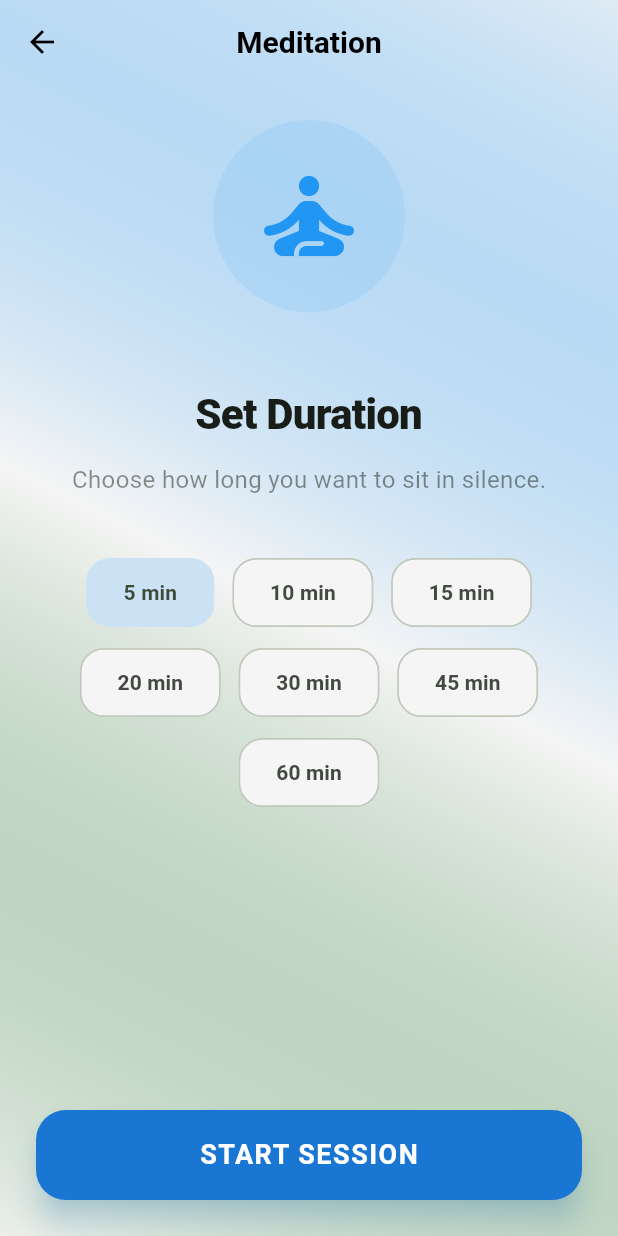
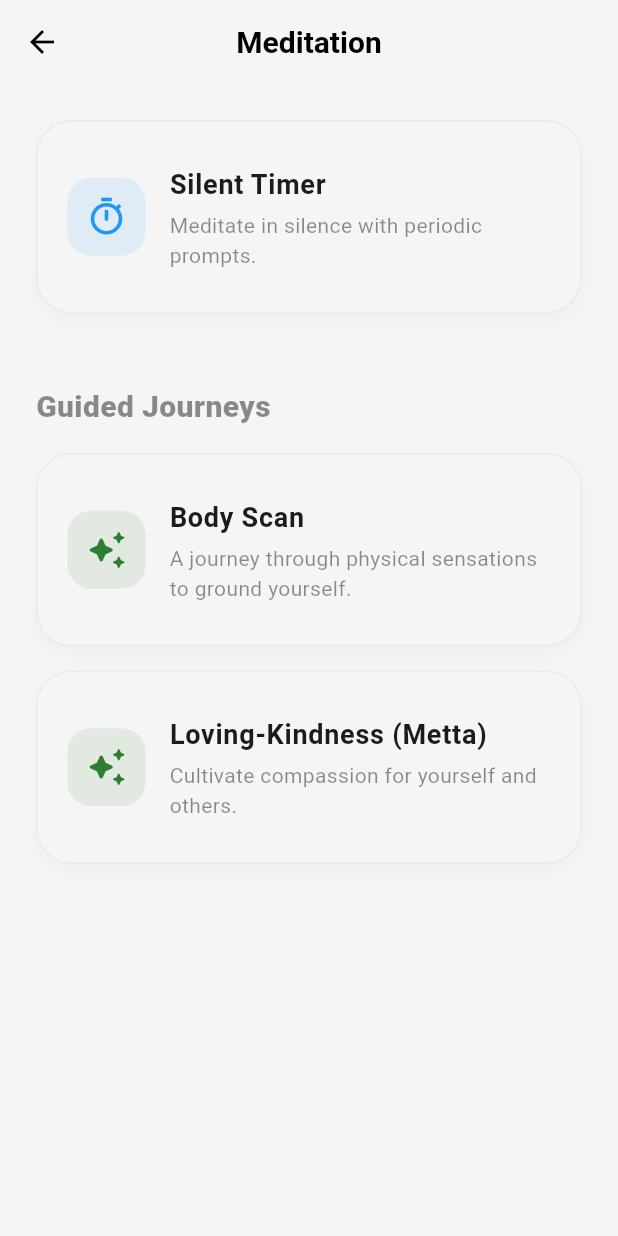
Before and after one commit to eirafocus/eirafocus, a Flutter app: the DashboardScreen screen opened directly, after a tap on "Meditation", on a phone screen of 412 x 824 dp. Run offline on Flutter 3.47's test engine with Material 3 defaults, Android fonts, the phone set to English and light mode, and no system bars; our stand-ins replace fl_chart, flutter_riverpod, flutter_tts, font_awesome_flutter, sqflite, vibration; accounts and stored records are empty.

Commit message:
feat: TTS guided meditation journeys and selection screen

```diff
--- a/lib/features/dashboard/presentation/dashboard_screen.dart
+++ b/lib/features/dashboard/presentation/dashboard_screen.dart
@@ -1,7 +1,7 @@
 import 'package:flutter/material.dart';
 import 'package:font_awesome_flutter/font_awesome_flutter.dart';
 import 'package:eirafocus/features/breathing/presentation/breathing_screen.dart';
-import 'package:eirafocus/features/meditation/presentation/meditation_screen.dart';
+import 'package:eirafocus/features/meditation/presentation/meditation_selection_screen.dart';
 import 'package:eirafocus/features/analytics/presentation/analytics_screen.dart';
 import 'package:eirafocus/features/analytics/presentation/history_screen.dart';
 import 'package:eirafocus/core/presentation/settings_screen.dart';
@@ -122,7 +122,7 @@ class _DashboardScreenState extends State<DashboardScreen> {
                       Colors.blue.shade700,
                       onTap: () {
                         Navigator.of(context).push(
-                          MaterialPageRoute(builder: (context) => const MeditationScreen()),
+                          MaterialPageRoute(builder: (context) => const MeditationSelectionScreen()),
                         ).then((_) => _loadStreak());
                       },
                     ),
--- /dev/null
+++ b/lib/features/meditation/domain/meditation_journey.dart
@@ -0,0 +1,51 @@
+class GuidedPrompt {
+  final Duration timestamp;
+  final String text;
+
+  const GuidedPrompt({required this.timestamp, required this.text});
+}
+
+class MeditationJourney {
+  final String name;
+  final String description;
+  final List<GuidedPrompt> prompts;
+  final Duration totalDuration;
+
+  const MeditationJourney({
+    required this.name,
+    required this.description,
+    required this.prompts,
+    required this.totalDuration,
+  });
+
+  static const List<MeditationJourney> journeys = [
+    MeditationJourney(
+      name: 'Body Scan',
+      description: 'A journey through physical sensations to ground yourself.',
+      totalDuration: Duration(minutes: 10),
+      prompts: [
+        GuidedPrompt(timestamp: Duration(seconds: 0), text: "Welcome to this Body Scan meditation. Close your eyes and take a deep breath."),
+        GuidedPrompt(timestamp: Duration(seconds: 15), text: "Begin by bringing your attention to your feet. Notice any sensation, warmth, or pressure."),
+        GuidedPrompt(timestamp: Duration(seconds: 60), text: "Slowly move your focus up to your knees and thighs. Let any tension melt away."),
+        GuidedPrompt(timestamp: Duration(seconds: 120), text: "Now, feel the weight of your body against the surface you are sitting on."),
+        GuidedPrompt(timestamp: Duration(seconds: 180), text: "Bring your attention to your lower back and stomach. Inhale deeply, exhaling any stress."),
+        GuidedPrompt(timestamp: Duration(seconds: 300), text: "Move up to your chest and shoulders. Let them drop and relax."),
+        GuidedPrompt(timestamp: Duration(seconds: 420), text: "Finally, focus on your face and head. Soften your jaw and brow."),
+        GuidedPrompt(timestamp: Duration(seconds: 540), text: "Take a few final deep breaths, feeling your entire body at peace."),
+      ],
+    ),
+    MeditationJourney(
+      name: 'Loving-Kindness (Metta)',
+      description: 'Cultivate compassion for yourself and others.',
+      totalDuration: Duration(minutes: 5),
+      prompts: [
+        GuidedPrompt(timestamp: Duration(seconds: 0), text: "Find a comfortable position. We will begin by focusing on ourselves."),
+        GuidedPrompt(timestamp: Duration(seconds: 30), text: "Silently repeat: May I be happy. May I be healthy. May I be safe. May I live with ease."),
+        GuidedPrompt(timestamp: Duration(seconds: 90), text: "Now, think of someone you love. Visualize them clearly."),
+        GuidedPrompt(timestamp: Duration(seconds: 120), text: "Direct these same thoughts to them: May you be happy. May you be healthy. May you be safe."),
+        GuidedPrompt(timestamp: Duration(seconds: 180), text: "Now, expand this to all beings everywhere. May all beings be happy."),
+        GuidedPrompt(timestamp: Duration(seconds: 270), text: "Rest in this feeling of universal compassion as we conclude."),
+      ],
+    ),
+  ];
+}
--- a/lib/features/meditation/presentation/meditation_screen.dart
+++ b/lib/features/meditation/presentation/meditation_screen.dart
@@ -1,22 +1,28 @@
 import 'dart:async';
 import 'package:flutter/material.dart';
+import 'package:flutter_tts/flutter_tts.dart';
 import 'package:eirafocus/features/meditation/domain/meditation_models.dart';
+import 'package:eirafocus/features/meditation/domain/meditation_journey.dart';
 import 'package:eirafocus/core/data/database_helper.dart';
 
 class MeditationScreen extends StatefulWidget {
-  const MeditationScreen({super.key});
+  final MeditationJourney? journey;
+  final int? initialMinutes;
+
+  const MeditationScreen({super.key, this.journey, this.initialMinutes});
 
   @override
   State<MeditationScreen> createState() => _MeditationScreenState();
 }
 
 class _MeditationScreenState extends State<MeditationScreen> with TickerProviderStateMixin {
-  int _selectedMinutes = 5;
+  late int _selectedMinutes;
   int _secondsRemaining = 0;
   bool _isActive = false;
   Timer? _timer;
   String _currentPrompt = "Ready to begin?";
   int _elapsedSeconds = 0;
+  final FlutterTts _flutterTts = FlutterTts();
 
   late AnimationController _pulseController;
   late Animation<double> _pulseAnimation;
@@ -24,6 +30,11 @@ class _MeditationScreenState extends State<MeditationScreen> with TickerProvider
   @override
   void initState() {
     super.initState();
+    _selectedMinutes = widget.initialMinutes ?? 5;
+    if (widget.journey != null) {
+      _selectedMinutes = widget.journey!.totalDuration.inMinutes;
+    }
+
     _pulseController = AnimationController(
       vsync: this,
       duration: const Duration(seconds: 4),
@@ -32,12 +43,21 @@ class _MeditationScreenState extends State<MeditationScreen> with TickerProvider
     _pulseAnimation = Tween<double>(begin: 1.0, end: 1.1).animate(
       CurvedAnimation(parent: _pulseController, curve: Curves.easeInOut),
     );
+
+    _initTts();
+  }
+
+  Future<void> _initTts() async {
+    await _flutterTts.setLanguage("en-US");
+    await _flutterTts.setPitch(1.0);
+    await _flutterTts.setSpeechRate(0.4); // Calm, slow voice
   }
 
   @override
   void dispose() {
     _timer?.cancel();
     _pulseController.dispose();
+    _flutterTts.stop();
     super.dispose();
   }
 
@@ -63,16 +83,33 @@ class _MeditationScreenState extends State<MeditationScreen> with TickerProvider
   }
 
   void _updatePrompt() {
+    if (widget.journey != null) {
+      for (var prompt in widget.journey!.prompts) {
+        if (_elapsedSeconds == prompt.timestamp.inSeconds) {
+          _speak(prompt.text);
+          setState(() {
+            _currentPrompt = prompt.text;
+          });
+          break;
+        }
+      }
+    } else {
       for (var prompt in MeditationPrompt.defaultPrompts.reversed) {
         if (_elapsedSeconds >= prompt.interval.inSeconds) {
           if (_currentPrompt != prompt.text) {
             setState(() {
               _currentPrompt = prompt.text;
             });
+            _speak(prompt.text);
           }
           break;
         }
       }
+    }
+  }
+
+  Future<void> _speak(String text) async {
+    await _flutterTts.speak(text);
   }
 
   void _finishMeditation() {
@@ -80,7 +117,7 @@ class _MeditationScreenState extends State<MeditationScreen> with TickerProvider
     DatabaseHelper.instance.insertSession(
       MeditationSession(
         type: 'Meditation',
-        method: 'Silent Timer',
+        method: widget.journey?.name ?? 'Silent Timer',
         durationSeconds: _selectedMinutes * 60,
         timestamp: DateTime.now(),
       ),
@@ -112,6 +149,7 @@ class _MeditationScreenState extends State<MeditationScreen> with TickerProvider
 
   void _stopMeditation() {
     _timer?.cancel();
+    _flutterTts.stop();
     setState(() {
       _isActive = false;
       _currentPrompt = "Session stopped.";
@@ -130,7 +168,7 @@ class _MeditationScreenState extends State<MeditationScreen> with TickerProvider
 
     return Scaffold(
       appBar: AppBar(
-        title: const Text("Meditation"),
+        title: Text(widget.journey?.name ?? "Meditation"),
         backgroundColor: Colors.transparent,
       ),
       extendBodyBehindAppBar: true,
@@ -170,19 +208,25 @@ class _MeditationScreenState extends State<MeditationScreen> with TickerProvider
             color: Colors.blue.withOpacity(0.1),
             shape: BoxShape.circle,
           ),
-          child: const Icon(Icons.self_improvement_rounded, size: 80, color: Colors.blue),
+          child: Icon(
+            widget.journey != null ? Icons.auto_awesome_rounded : Icons.self_improvement_rounded,
+            size: 80,
+            color: Colors.blue,
+          ),
         ),
         const SizedBox(height: 48),
-        const Text(
-          "Set Duration",
-          style: TextStyle(fontSize: 28, fontWeight: FontWeight.w900, letterSpacing: -0.5),
+        Text(
+          widget.journey != null ? widget.journey!.name : "Set Duration",
+          style: const TextStyle(fontSize: 28, fontWeight: FontWeight.w900, letterSpacing: -0.5),
         ),
         const SizedBox(height: 12),
         Text(
-          "Choose how long you want to sit in silence.",
+          widget.journey != null ? widget.journey!.description : "Choose how long you want to sit in silence.",
+          textAlign: TextAlign.center,
           style: TextStyle(fontSize: 16, color: colorScheme.onSurface.withOpacity(0.5)),
         ),
         const SizedBox(height: 40),
+        if (widget.journey == null)
           Wrap(
             alignment: WrapAlignment.center,
             spacing: 12.0,
@@ -274,7 +318,7 @@ class _MeditationScreenState extends State<MeditationScreen> with TickerProvider
         ),
         const SizedBox(height: 64),
         SizedBox(
-          height: 80,
+          height: 120, // More height for longer guided prompts
           child: AnimatedSwitcher(
             duration: const Duration(seconds: 1),
             child: Text(
--- /dev/null
+++ b/lib/features/meditation/presentation/meditation_selection_screen.dart
@@ -0,0 +1,107 @@
+import 'package:flutter/material.dart';
+import 'package:eirafocus/features/meditation/domain/meditation_journey.dart';
+import 'package:eirafocus/features/meditation/presentation/meditation_screen.dart';
+
+class MeditationSelectionScreen extends StatelessWidget {
+  const MeditationSelectionScreen({super.key});
+
+  @override
+  Widget build(BuildContext context) {
+    final colorScheme = Theme.of(context).colorScheme;
+
+    return Scaffold(
+      appBar: AppBar(title: const Text('Meditation')),
+      body: ListView(
+        padding: const EdgeInsets.all(24),
+        children: [
+          _buildJourneyCard(
+            context,
+            'Silent Timer',
+            'Meditate in silence with periodic prompts.',
+            Icons.timer_outlined,
+            Colors.blue,
+            onTap: () {
+              Navigator.of(context).push(
+                MaterialPageRoute(builder: (context) => const MeditationScreen()),
+              );
+            },
+          ),
+          const SizedBox(height: 32),
+          Text(
+            'Guided Journeys',
+            style: TextStyle(
+              fontSize: 20,
+              fontWeight: FontWeight.w900,
+              color: colorScheme.onSurface.withOpacity(0.5),
+            ),
+          ),
+          const SizedBox(height: 16),
+          ...MeditationJourney.journeys.map((journey) => _buildJourneyCard(
+                context,
+                journey.name,
+                journey.description,
+                Icons.auto_awesome_rounded,
+                colorScheme.primary,
+                onTap: () {
+                  Navigator.of(context).push(
+                    MaterialPageRoute(
+                      builder: (context) => MeditationScreen(journey: journey),
+                    ),
+                  );
+                },
+              )),
+        ],
+      ),
+    );
+  }
+
+  Widget _buildJourneyCard(
+    BuildContext context,
+    String title,
+    String description,
+    IconData icon,
+    Color color, {
+    required VoidCallback onTap,
+  }) {
+    final colorScheme = Theme.of(context).colorScheme;
+
+    return Container(
+      margin: const EdgeInsets.only(bottom: 16),
+      decoration: BoxDecoration(
+        color: colorScheme.surface,
+        borderRadius: BorderRadius.circular(24),
+        border: Border.all(color: colorScheme.onSurface.withOpacity(0.05)),
+        boxShadow: [
+          BoxShadow(
+            color: colorScheme.onSurface.withOpacity(0.03),
+            blurRadius: 10,
+            offset: const Offset(0, 4),
+          ),
+        ],
+      ),
+      child: ListTile(
+        contentPadding: const EdgeInsets.all(20),
+        leading: Container(
+          padding: const EdgeInsets.all(12),
+          decoration: BoxDecoration(
+            color: color.withOpacity(0.1),
+            borderRadius: BorderRadius.circular(16),
+          ),
+          child: Icon(icon, color: color, size: 28),
+        ),
+        title: Text(
+          title,
+          style: const TextStyle(fontSize: 18, fontWeight: FontWeight.bold),
+        ),
+        subtitle: Padding(
+          padding: const EdgeInsets.only(top: 4.0),
+          child: Text(
+            description,
+            style: TextStyle(color: colorScheme.onSurface.withOpacity(0.5)),
+          ),
+        ),
+        onTap: onTap,
+      ),
+    );
+  }
+}
--- a/pubspec.yaml
+++ b/pubspec.yaml
@@ -41,6 +41,8 @@ dependencies:
   font_awesome_flutter: ^10.12.0
   intl: ^0.20.2
   vibration: ^3.1.8
+  flutter_tts: ^4.2.5
+  audioplayers: ^6.5.1
 
 dev_dependencies:
   flutter_test:
```
Also changed, not shown: pubspec.lock, 5 other files. Lines whose indentation alone changed are shown as unchanged.
